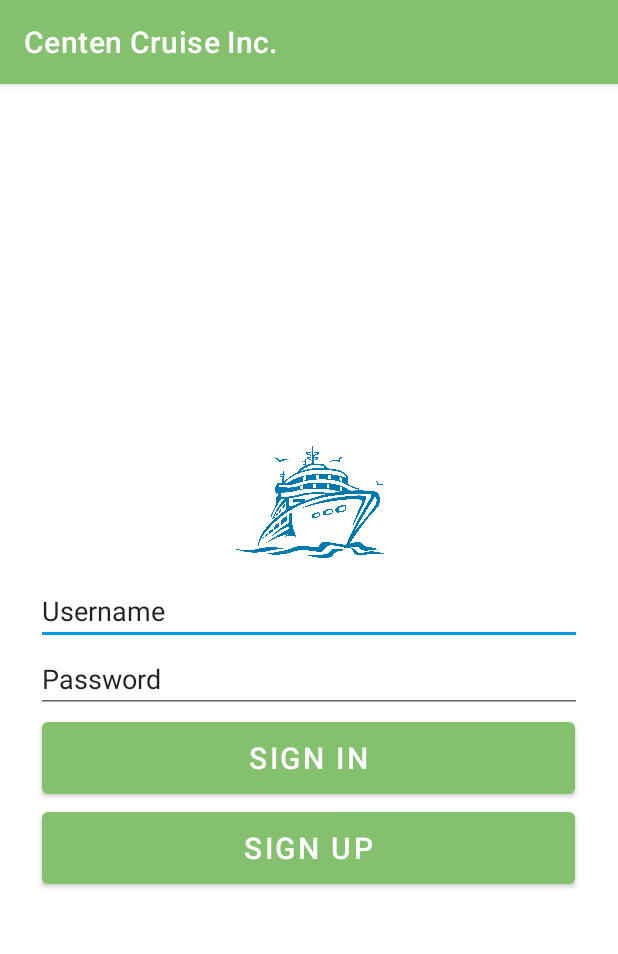
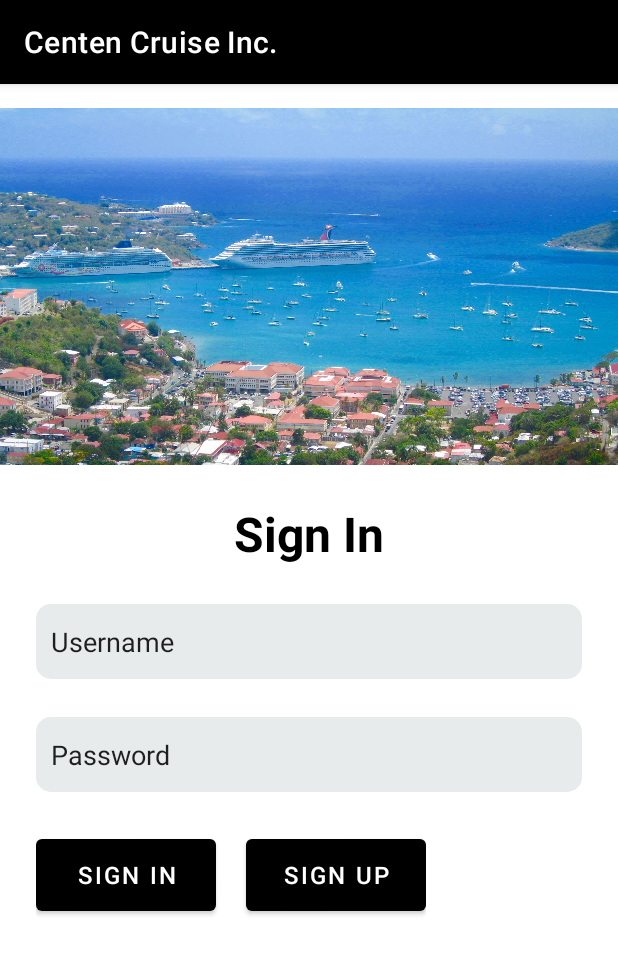
Before and after one commit to aishustha/AishwaryaShrestha_KeshavDulal_MAPD711_Assignment2, an Android app: the screen it shows after launch (MainActivity), on a phone screen of 412 x 824 dp. Shown: the top 954 px of the screen. Run offline under Robolectric (Android 15) with nearby library versions, the phone set to English and light mode, and no system bars.

Commit message:
added layout

```diff
--- /dev/null
+++ b/app/src/main/res/drawable/textfieldgrey.xml
@@ -0,0 +1,5 @@
+<?xml version="1.0" encoding="utf-8"?>
+<shape android:shape="rectangle" xmlns:android="http://schemas.android.com/apk/res/android">
+    <corners android:radius="10dp" />
+    <solid android:color="#E8EBEC" />
+</shape>
--- a/app/src/main/res/layout/activity_main.xml
+++ b/app/src/main/res/layout/activity_main.xml
@@ -5,42 +5,66 @@
     android:layout_width="match_parent"
     android:layout_height="match_parent"
     android:orientation="vertical"
-    android:padding="24dp"
     android:gravity="center"
-
     tools:context=".MainActivity">
-
 
     <ImageView
         android:id="@+id/imageView"
-        android:layout_width="100dp"
-        android:layout_height="100dp"
-        app:srcCompat="@mipmap/cruise"
-        android:contentDescription="TODO" />
+        android:layout_width="wrap_content"
+        android:layout_height="238dp"
+        android:layout_marginTop="-70dp"
+        app:srcCompat="@mipmap/banner" />
 
+    <LinearLayout
+        android:layout_width="match_parent"
+        android:layout_height="428dp"
+        android:orientation="vertical"
+        android:padding="24dp">
+
+        <TextView
+            android:id="@+id/textView3"
+            android:layout_width="wrap_content"
+            android:layout_height="wrap_content"
+            android:layout_gravity="center"
+            android:layout_marginBottom="25dp"
+            android:text="Sign In"
+            android:textColor="#000"
+            android:textSize="32dp"
+            android:textStyle="bold" />
 
         <EditText
             android:id="@+id/editTextTextPersonName3"
             android:layout_width="match_parent"
-        android:layout_height="wrap_content"
+            android:layout_height="50dp"
+            android:layout_marginBottom="25dp"
+            android:background="@drawable/textfieldgrey"
             android:ems="10"
             android:hint="Username"
             android:inputType="textPersonName"
+            android:paddingStart="10dp"
             android:text="Username" />
 
         <EditText
             android:id="@+id/editTextTextPersonName4"
             android:layout_width="match_parent"
-        android:layout_height="wrap_content"
+            android:layout_height="50dp"
+            android:layout_marginBottom="25dp"
+            android:background="@drawable/textfieldgrey"
             android:ems="10"
             android:hint="Password"
             android:inputType="textPersonName"
+            android:paddingStart="10dp"
             android:text="Password" />
 
+        <LinearLayout
+            android:layout_width="wrap_content"
+            android:layout_height="wrap_content"
+            android:orientation="horizontal">
             <Button
                 android:id="@+id/signinBtn"
-        android:layout_width="355dp"
+                android:layout_width="120dp"
                 android:layout_height="60dp"
+                android:layout_marginRight="20dp"
                 android:clickable="true"
                 android:defaultFocusHighlightEnabled="false"
                 android:focusable="auto"
@@ -50,13 +74,13 @@
                 android:textColorHighlight="#fff"
                 android:textColorHint="#fff"
                 android:textColorLink="#fff"
-        android:textSize="20sp"
+                android:textSize="16sp"
                 app:iconTint="#ffffff"
                 app:rippleColor="#ACE4B2" />
 
             <Button
                 android:id="@+id/registerBtn"
-        android:layout_width="355dp"
+                android:layout_width="120dp"
                 android:layout_height="60dp"
                 android:clickable="true"
                 android:defaultFocusHighlightEnabled="false"
@@ -67,9 +91,13 @@
                 android:textColorHighlight="#fff"
                 android:textColorHint="#fff"
                 android:textColorLink="#fff"
-        android:textSize="20sp"
+                android:textSize="16sp"
                 app:iconTint="#ffffff"
                 app:rippleColor="#ACE4B2" />
+        </LinearLayout>
 
 
     </LinearLayout>
+
+
+</LinearLayout>
--- a/app/src/main/res/layout/nav_header_main.xml
+++ b/app/src/main/res/layout/nav_header_main.xml
@@ -5,16 +5,16 @@
     android:layout_height="@dimen/nav_header_height"
     android:layout_alignParentEnd="false"
     android:layout_alignParentBottom="false"
-    android:background="#85c06e"
+    android:background="#000000"
     android:gravity="bottom"
+    android:orientation="vertical"
     android:paddingLeft="@dimen/activity_horizontal_margin"
     android:paddingTop="32dp"
     android:paddingRight="@dimen/activity_horizontal_margin"
     android:paddingBottom="@dimen/activity_vertical_margin"
     android:theme="@style/ThemeOverlay.AppCompat.Dark"
     app:flow_horizontalAlign="center"
-    app:flow_verticalAlign="center"
-    android:orientation="vertical">
+    app:flow_verticalAlign="center">
 
 
     <LinearLayout
@@ -44,11 +44,11 @@
     </LinearLayout>
 
     <TextView
-        android:textSize="16dp"
         android:id="@+id/textView2"
         android:layout_width="match_parent"
         android:layout_height="wrap_content"
-        android:text="@string/menu_title" />
+        android:text="@string/menu_title"
+        android:textSize="16dp" />
 
 
 </LinearLayout>
--- a/app/src/main/res/values-night/themes.xml
+++ b/app/src/main/res/values-night/themes.xml
@@ -2,12 +2,12 @@
     <!-- Base application theme. -->
     <style name="Theme.AishwaryaShrestha_KeshavDulal_MAPD711_Assignment2" parent="Theme.MaterialComponents.DayNight.DarkActionBar">
         <!-- Primary brand color. -->
-        <item name="colorPrimary">@color/green</item>
-        <item name="colorPrimaryVariant">@color/green</item>
+        <item name="colorPrimary">@color/black</item>
+        <item name="colorPrimaryVariant">@color/black</item>
         <item name="colorOnPrimary">@color/black</item>
         <!-- Secondary brand color. -->
-        <item name="colorSecondary">@color/blue</item>
-        <item name="colorSecondaryVariant">@color/blue</item>
+        <item name="colorSecondary">@color/black</item>
+        <item name="colorSecondaryVariant">@color/black</item>
         <item name="colorOnSecondary">@color/black</item>
         <!-- Status bar color. -->
         <item name="android:statusBarColor" tools:targetApi="l">?attr/colorPrimaryVariant</item>
--- a/app/src/main/res/values/colors.xml
+++ b/app/src/main/res/values/colors.xml
@@ -1,7 +1,5 @@
 <?xml version="1.0" encoding="utf-8"?>
 <resources>
-    <color name="black">#FF000000</color>
+    <color name="black">#000000</color>
     <color name="white">#FFFFFFFF</color>
-    <color name="green">#85c06e</color>
-    <color name="blue">#009AE0</color>
 </resources>
--- a/app/src/main/res/values/themes.xml
+++ b/app/src/main/res/values/themes.xml
@@ -2,12 +2,12 @@
     <!-- Base application theme. -->
     <style name="Theme.AishwaryaShrestha_KeshavDulal_MAPD711_Assignment2" parent="Theme.MaterialComponents.DayNight.DarkActionBar">
         <!-- Primary brand color. -->
-        <item name="colorPrimary">@color/green</item>
-        <item name="colorPrimaryVariant">@color/green</item>
+        <item name="colorPrimary">@color/black</item>
+        <item name="colorPrimaryVariant">@color/black</item>
         <item name="colorOnPrimary">@color/white</item>
         <!-- Secondary brand color. -->
-        <item name="colorSecondary">@color/blue</item>
-        <item name="colorSecondaryVariant">@color/blue</item>
+        <item name="colorSecondary">@color/black</item>
+        <item name="colorSecondaryVariant">@color/black</item>
         <item name="colorOnSecondary">@color/black</item>
         <!-- Status bar color. -->
         <item name="android:statusBarColor" tools:targetApi="l">?attr/colorPrimaryVariant</item>
```
Also changed, not shown: app/src/main/res/mipmap-mdpi/banner.jpg (added). Lines whose indentation alone changed are shown as unchanged.
